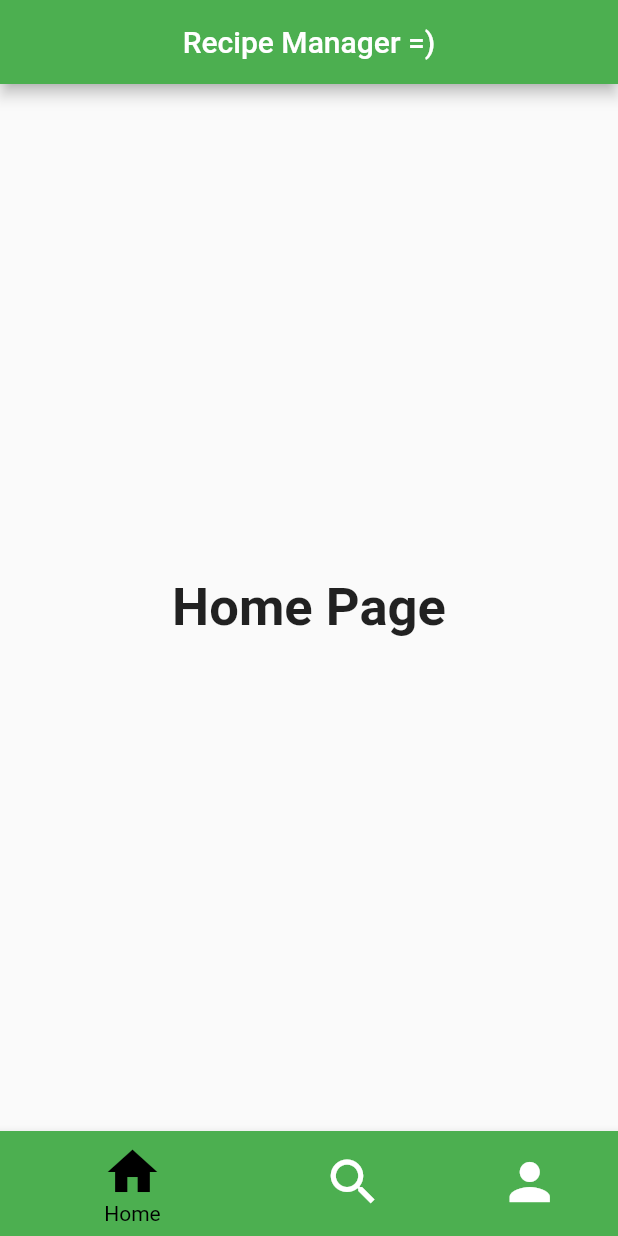
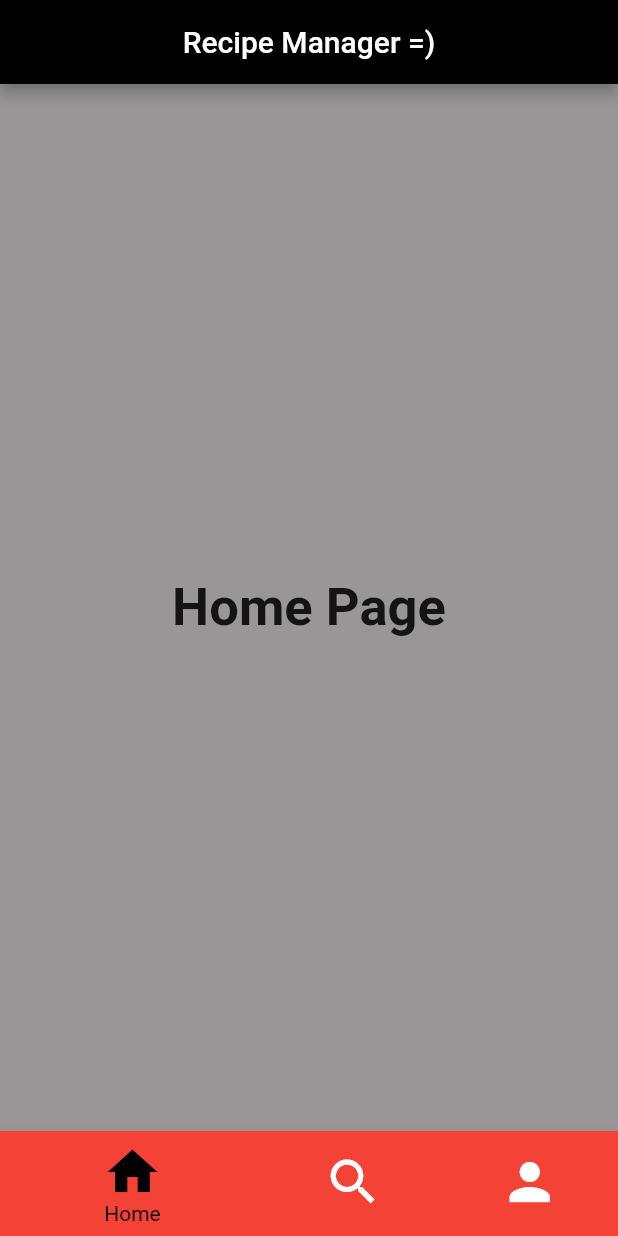
Before and after one commit to imkiddingbro/TheVeterans, a Flutter app: the screen it shows after launch, on a phone screen of 412 x 824 dp. Run offline on Flutter 3.47's test engine with Material 2 defaults, Android fonts, the light colour scheme and no system bars.

Commit message:
changing bottom bar colors and title colors

```diff
--- a/recipemanager/lib/main.dart
+++ b/recipemanager/lib/main.dart
@@ -43,10 +43,10 @@ class MyNavigationBarState extends State<MyNavigationBar> {
   @override
   Widget build(BuildContext context) {
     return Scaffold(
-      backgroundColor: Color.grey[800],
+      backgroundColor: Color.fromARGB(128, 49, 45, 45),
       appBar: AppBar(
         title: const Center(child: Text('Recipe Manager =)')),
-        backgroundColor: Colors.green,
+        backgroundColor: Colors.black,
       ),
       body: Center(
         child: _widgetOptions.elementAt(_selectedIndex),
@@ -56,17 +56,17 @@ class MyNavigationBarState extends State<MyNavigationBar> {
           BottomNavigationBarItem(
             icon: Icon(Icons.home),
             label: 'Home',
-            backgroundColor: Colors.green,
+            backgroundColor: Colors.red,
           ),
           BottomNavigationBarItem(
             icon: Icon(Icons.search),
             label: 'Search',
-            backgroundColor: Colors.yellow,
+            backgroundColor: Colors.blue,
           ),
           BottomNavigationBarItem(
             icon: Icon(Icons.person),
             label: 'Profile',
-            backgroundColor: Colors.blue,
+            backgroundColor: Colors.green,
           ),
         ],
         type: BottomNavigationBarType.shifting,
```
